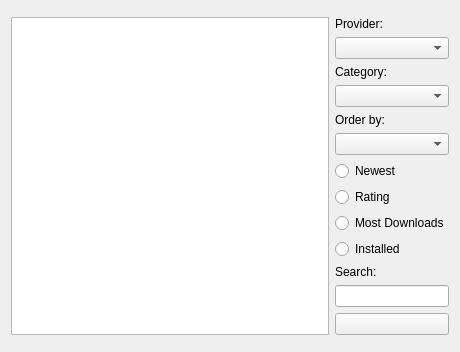
The window that knewstuff/knewstuff3/downloaddialog.ui (KDE/kdelibs) describes before a commit, drawn with Qt 5.
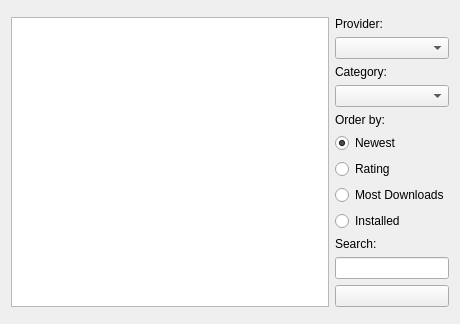
The same window after the commit. Custom widgets are drawn as their Qt base class.

Commit message: make radio buttons work and newest as default

What changed in the file:
```diff
--- a/knewstuff/knewstuff3/downloaddialog.ui
+++ b/knewstuff/knewstuff3/downloaddialog.ui
@@ -7,7 +7,7 @@
     <x>0</x>
     <y>0</y>
     <width>460</width>
-    <height>300</height>
+    <height>324</height>
    </rect>
   </property>
   <layout class="QVBoxLayout" name="verticalLayout_2">
@@ -81,21 +81,14 @@
          </property>
         </widget>
        </item>
-       <item>
-        <widget class="KComboBox" name="m_sortCombo">
-         <property name="sizePolicy">
-          <sizepolicy hsizetype="Preferred" vsizetype="Fixed">
-           <horstretch>1</horstretch>
-           <verstretch>0</verstretch>
-          </sizepolicy>
-         </property>
-        </widget>
-       </item>
        <item>
         <widget class="QRadioButton" name="newestRadio">
          <property name="text">
           <string>Newest</string>
          </property>
+         <property name="checked">
+          <bool>true</bool>
+         </property>
         </widget>
        </item>
        <item>
```
The commit also changes 4 other files.
